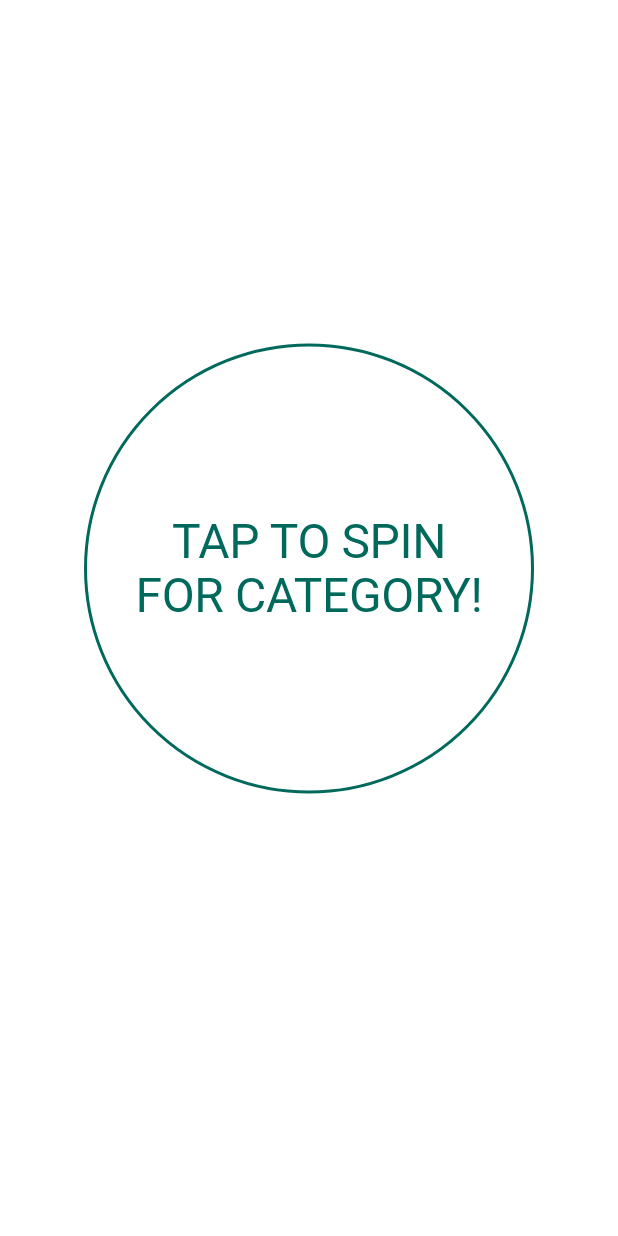
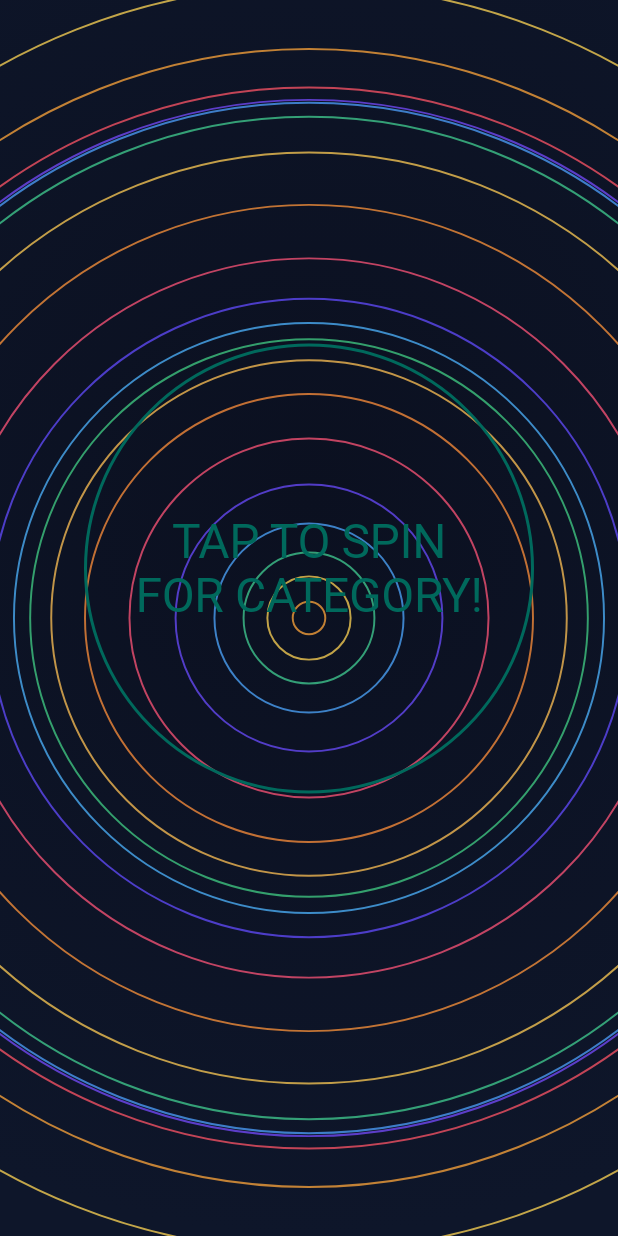
Before and after one commit to luqmaany/frequency, a Flutter app: the CategorySelectionScreen screen opened directly with empty values, on a phone screen of 412 x 824 dp. Run offline on Flutter 3.47's test engine with Material 3 defaults, Android fonts, the phone set to English and light mode, and no system bars; our stand-ins replace animated_text_kit, cloud_firestore, confetti, firebase_core, flutter_card_swiper, flutter_riverpod and 1 more; accounts and stored records are empty.

Commit message:
Add radial ripple background to category selection screen
Co-authored-by: luqmaankataaliy <luqmaankataaliy@gmail.com>

```diff
--- a/lib/screens/category_selection_screen.dart
+++ b/lib/screens/category_selection_screen.dart
@@ -10,6 +10,7 @@ import '../services/storage_service.dart';
 import '../services/firestore_service.dart';
 import '../services/online_game_navigation_service.dart';
 import '../providers/session_providers.dart';
+import '../widgets/radial_ripple_background.dart';
 
 class CategorySelectionScreen extends ConsumerStatefulWidget {
   final int teamIndex;
@@ -242,7 +243,15 @@ class _CategorySelectionScreenState
     }
 
     return Scaffold(
-      body: SafeArea(
+      body: Stack(
+        children: [
+          const Positioned.fill(
+            child: RadialRippleBackground(
+              centerAlignment: Alignment.center,
+              duration: Duration(seconds: 12),
+            ),
+          ),
+          SafeArea(
             child: Column(
               mainAxisAlignment: MainAxisAlignment.spaceBetween,
               children: [
@@ -265,8 +274,8 @@ class _CategorySelectionScreenState
                             decoration: BoxDecoration(
                               color: Colors.orange.withOpacity(0.1),
                               borderRadius: BorderRadius.circular(12),
-                          border:
-                              Border.all(color: Colors.orange.withOpacity(0.3)),
+                              border: Border.all(
+                                  color: Colors.orange.withOpacity(0.3)),
                             ),
                             child: Row(
                               mainAxisAlignment: MainAxisAlignment.center,
@@ -313,7 +322,8 @@ class _CategorySelectionScreenState
                                   ),
                                   child: Center(
                                     child: AnimatedSwitcher(
-                                  duration: const Duration(milliseconds: 150),
+                                      duration:
+                                          const Duration(milliseconds: 150),
                                       transitionBuilder: (Widget child,
                                           Animation<double> animation) {
                                         return FadeTransition(
@@ -327,7 +337,8 @@ class _CategorySelectionScreenState
                                                 ? 'TAP TO SPIN\nFOR CATEGORY!'
                                                 : 'WAITING...')
                                             : _currentCategory,
-                                    key: ValueKey<String>(_currentCategory),
+                                        key: ValueKey<String>(
+                                            _currentCategory),
                                         textAlign: TextAlign.center,
                                         style: Theme.of(context)
                                             .textTheme
@@ -339,7 +350,8 @@ class _CategorySelectionScreenState
                                                               _currentCategory)
                                                       .color
                                                   : teamColor.text,
-                                          fontSize: _currentCategory.isEmpty
+                                              fontSize:
+                                                  _currentCategory.isEmpty
                                                       ? 32
                                                       : null,
                                             ),
@@ -400,6 +412,8 @@ class _CategorySelectionScreenState
               ],
             ),
           ),
+        ],
+      ),
     );
   }
 }
--- /dev/null
+++ b/lib/widgets/radial_ripple_background.dart
@@ -0,0 +1,142 @@
+import 'dart:math' as math;
+import 'package:flutter/material.dart';
+
+class RadialRippleBackground extends StatefulWidget {
+  final Alignment centerAlignment;
+  final Duration duration;
+
+  const RadialRippleBackground({
+    super.key,
+    this.centerAlignment = Alignment.center,
+    this.duration = const Duration(seconds: 10),
+  });
+
+  @override
+  State<RadialRippleBackground> createState() => _RadialRippleBackgroundState();
+}
+
+class _RadialRippleBackgroundState extends State<RadialRippleBackground>
+    with SingleTickerProviderStateMixin {
+  late final AnimationController _controller =
+      AnimationController(vsync: this, duration: widget.duration)..repeat();
+
+  @override
+  void dispose() {
+    _controller.dispose();
+    super.dispose();
+  }
+
+  @override
+  Widget build(BuildContext context) {
+    return RepaintBoundary(
+      child: AnimatedBuilder(
+        animation: _controller,
+        builder: (_, __) => CustomPaint(
+          painter: _RadialRipplesPainter(
+            t: _controller.value,
+            centerAlignment: widget.centerAlignment,
+          ),
+        ),
+      ),
+    );
+  }
+}
+
+class _RadialRipplesPainter extends CustomPainter {
+  final double t; // 0..1 loop
+  final Alignment centerAlignment;
+
+  _RadialRipplesPainter({required this.t, required this.centerAlignment});
+
+  @override
+  void paint(Canvas canvas, Size size) {
+    // Dark background gradient to match HomeScreen
+    final Paint bg = Paint()
+      ..shader = const RadialGradient(
+        center: Alignment(0, -0.2),
+        radius: 1.2,
+        colors: [Color(0xFF0B1020), Color(0xFF0E162A)],
+      ).createShader(Offset.zero & size);
+    canvas.drawRect(Offset.zero & size, bg);
+
+    // Determine ripple origin within the canvas based on alignment
+    final Offset center = Offset(
+      size.width * (0.5 + 0.5 * centerAlignment.x),
+      size.height * (0.5 + 0.5 * centerAlignment.y),
+    );
+
+    final double maxRadius = _maxDistanceToCorners(center, size);
+
+    // Color palette aligned with HomeScreen hues
+    const List<Color> palette = [
+      Color(0xFF5EB1FF), // blue
+      Color(0xFF7A5CFF), // purple
+      Color(0xFFFF6680), // pink/red
+      Color(0xFFFFA14A), // orange
+      Color(0xFFFFD166), // yellow
+      Color(0xFF4CD295), // green
+    ];
+
+    // Base spacing and speed
+    const double baseSpacing = 22.0;
+    const double speedSpacingPerLoop = baseSpacing * 2.0; // outward per loop
+
+    // Start so that rings wrap around seamlessly
+    final double shift = t * speedSpacingPerLoop;
+    final double start = -baseSpacing * 3 + shift;
+
+    // Draw outward-moving concentric rings
+    // Slight frequency variations per ring via i-based adjustment
+    final Paint ringPaint = Paint()
+      ..style = PaintingStyle.stroke
+      ..strokeWidth = 1.3;
+
+    // Cap the number of rings conservatively for performance
+    for (int i = 0; i < 120; i++) {
+      // Vary spacing slightly per ring to create subtle frequency differences
+      final double spacingJitter = 1.0 + 0.06 * math.sin(i * 0.85);
+      final double ringSpacing = baseSpacing * spacingJitter;
+      final double radius = start + i * ringSpacing;
+      if (radius < 0) continue;
+      if (radius > maxRadius + baseSpacing * 2) break;
+
+      // Small pulsation to avoid static equal distances
+      final double pulsate = 3.0 * math.sin((t * math.pi * 2 * 0.9) + i * 0.55);
+      final double r = radius + pulsate;
+
+      // Color selection with slight temporal drift
+      final int pi0 = i % palette.length;
+      final Color base = palette[pi0];
+      final HSLColor hsl = HSLColor.fromColor(base);
+      final double hueDrift = (math.sin(i * 0.33 + t * math.pi * 2) * 4.0);
+      final double lightness = (hsl.lightness * 0.95).clamp(0.0, 1.0);
+      final Color color = hsl
+          .withHue((hsl.hue + hueDrift) % 360)
+          .withLightness(lightness)
+          .toColor()
+          .withOpacity(0.75);
+
+      ringPaint.color = color;
+      canvas.drawCircle(center, r, ringPaint);
+    }
+  }
+
+  double _maxDistanceToCorners(Offset c, Size s) {
+    final List<Offset> corners = [
+      Offset.zero,
+      Offset(s.width, 0),
+      Offset(0, s.height),
+      Offset(s.width, s.height),
+    ];
+    double maxD = 0;
+    for (final corner in corners) {
+      final double d = (corner - c).distance;
+      if (d > maxD) maxD = d;
+    }
+    return maxD;
+  }
+
+  @override
+  bool shouldRepaint(covariant _RadialRipplesPainter oldDelegate) =>
+      oldDelegate.t != t || oldDelegate.centerAlignment != centerAlignment;
+}
```
Lines whose indentation alone changed are shown as unchanged.
